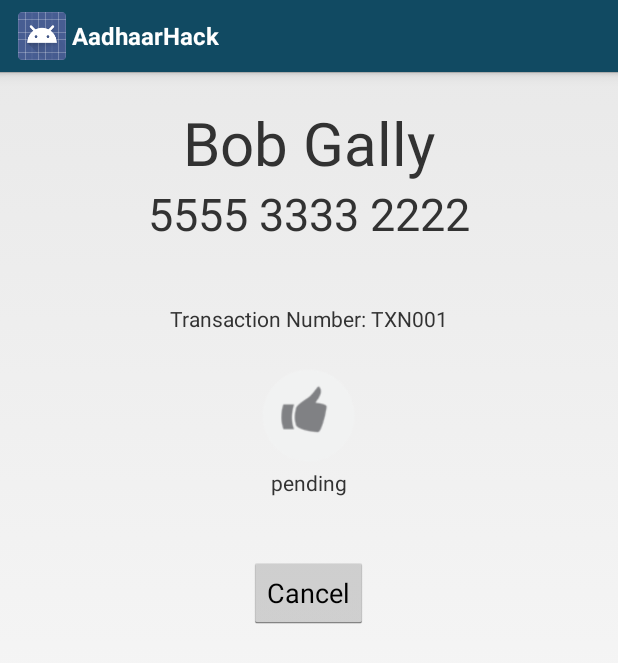
After one commit to hishamcg/AadhaarHack, an Android app: the layout transaction_details.xml on its own in the app's theme, with its tools: preview values and no code run, on a phone screen of 412 x 824 dp. The commit adds this screen. Shown: the top 663 px of the screen. Run offline under Robolectric (Android 15) with nearby library versions, the phone set to English and light mode, and no system bars.

Commit message:
Trans Detail

```diff
--- a/app/src/main/java/com/strata/aadhaar/Config.java
+++ b/app/src/main/java/com/strata/aadhaar/Config.java
@@ -10,4 +10,8 @@ static final String SERVER_BASE_URL = "letzdine.com";
 
     static final String BASE_URL = "http://"+SERVER_BASE_URL+"/api/v1";
     static final String GCM_URL = "http://"+SERVER_BASE_URL+"/api/v1/gcm_register";
+
+
+    public static String[] progress_states = {"Paid","Confirmed","Initiated"};
+    public static String[] failed_states = {"Failed","Cancelled"};
 }
--- /dev/null
+++ b/app/src/main/res/layout/transaction_details.xml
@@ -0,0 +1,65 @@
+<?xml version="1.0" encoding="utf-8"?>
+
+<LinearLayout xmlns:android="http://schemas.android.com/apk/res/android"
+    android:layout_width="match_parent"
+    android:layout_height="wrap_content"
+    android:orientation="vertical"
+    android:padding="20dp"
+    android:gravity="center"
+    >
+    <TextView
+        android:id="@+id/cust_name"
+        android:layout_width="wrap_content"
+        android:layout_height="wrap_content"
+        android:text="Bob Gally"
+        android:gravity="left"
+        android:textSize="40dp"/>
+    <TextView
+        android:id="@+id/aadhar_no"
+        android:layout_width="wrap_content"
+        android:layout_height="wrap_content"
+        android:text="5555 3333 2222"
+        android:gravity="right"
+        android:textSize="30dp"/>
+
+    <LinearLayout
+        android:layout_width="match_parent"
+        android:layout_height="wrap_content"
+        android:orientation="horizontal"
+        android:gravity="center"
+        android:layout_marginTop="40dp">
+
+        <TextView
+            android:layout_width="wrap_content"
+            android:layout_height="wrap_content"
+            android:text="Transaction Number: "/>
+        <TextView
+            android:id="@+id/transaction_num"
+            android:layout_width="wrap_content"
+            android:layout_height="wrap_content"
+            android:text="TXN001"/>
+    </LinearLayout>
+
+    <ImageView
+        android:id="@+id/status_img"
+        android:layout_width="70dp"
+        android:layout_height="70dp"
+        android:background="@drawable/icon_gray_up"
+        android:layout_marginTop="20dp"
+        android:layout_gravity="center_horizontal" />
+    <TextView
+        android:id="@+id/status_txt"
+        android:layout_width="wrap_content"
+        android:layout_height="wrap_content"
+        android:text="pending"
+        android:layout_gravity="center_horizontal"
+        />
+
+    <Button
+        android:id="@+id/btn_trans_cancel"
+        android:layout_width="wrap_content"
+        android:layout_height="wrap_content"
+        android:layout_marginTop="40dp"
+        android:text="Cancel"
+        android:layout_gravity="center_horizontal" />
+</LinearLayout>
--- a/app/src/main/res/values/color.xml
+++ b/app/src/main/res/values/color.xml
@@ -4,6 +4,7 @@
     <color name="dark_gray">#ccc</color>
     <color name="white">#fff</color>
     <color name="light_white">#5fff</color>
+    <color name="red">#992416</color>
     <!-- new ui -->
     <color name="ui_text_gray">#808285</color>
     <color name="ui_medium_gray">#d1d3d4</color>
```
Also changed, not shown: app/src/main/java/com/strata/aadhaar/aadhaarhack/CreateNewTransaction.java (+5 -5 lines), app/src/main/java/com/strata/aadhaar/aadhaarhack/HomeActivity.java (+5 -7 lines), app/src/main/java/com/strata/aadhaar/aadhaarhack/TransactionDetails.java (added, +102 -0 lines), app/src/main/java/com/strata/aadhaar/aadhaarhack/manualTransaction.java (added, +13 -0 lines), app/src/main/java/com/strata/aadhaar/adapters/FeedAdapter.java (+5 -5 lines), app/src/main/java/com/strata/aadhaar/model/Transaction.java (added, +70 -0 lines), app/src/main/java/com/strata/aadhaar/rest/service/FeedService.java (+9 -2 lines), app/src/main/java/com/strata/aadhaar/rest/service/PayDetailService.java (+2 -5 lines), app/src/main/res/layout/manual_transaction.xml (added, +58 -0 lines), app/src/main/res/drawable/go.png (added), app/src/main/res/drawable/icon_gray_up.png (added), app/src/main/res/drawable/icon_red_down.png (added), app/src/main/res/drawable/icon_up_green.png (added), 2 other files.
